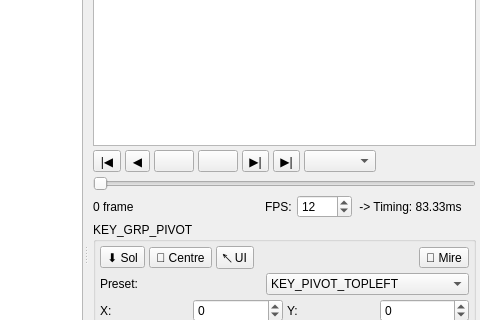
First picture: the form in SpriteStudio/src/mainwindow.ui, repository oktailb/BentoPack, before the edit; both pictures show x 917 to 1397 and y 85 to 405 of the 1397 by 770 pixel window.
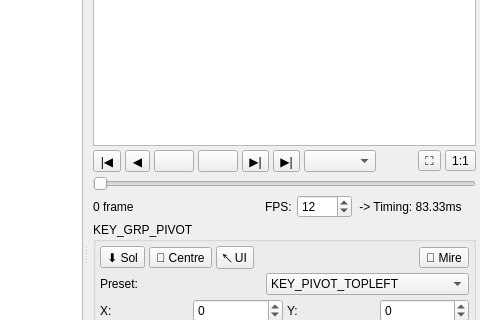
Second picture: the form after the edit. Icons and pictures are not drawn.

Commit message: feat (spritePreview): add more controls to sprite preview, pivot point edit, zoom, fit, ...

```diff
--- a/SpriteStudio/src/mainwindow.ui
+++ b/SpriteStudio/src/mainwindow.ui
@@ -201,6 +201,26 @@
            </property>
           </spacer>
          </item>
+         <item>
+          <widget class="QToolButton" name="btnPreviewFit">
+           <property name="toolTip">
+            <string>KEY_TOOLTIP_PREVIEW_FIT</string>
+           </property>
+           <property name="text">
+            <string>⛶</string>
+           </property>
+          </widget>
+         </item>
+         <item>
+          <widget class="QToolButton" name="btnPreviewResetZoom">
+           <property name="toolTip">
+            <string>KEY_TOOLTIP_PREVIEW_1X</string>
+           </property>
+           <property name="text">
+            <string>1:1</string>
+           </property>
+          </widget>
+         </item>
         </layout>
        </item>
        <item>
```
The commit also changes 9 other files.
